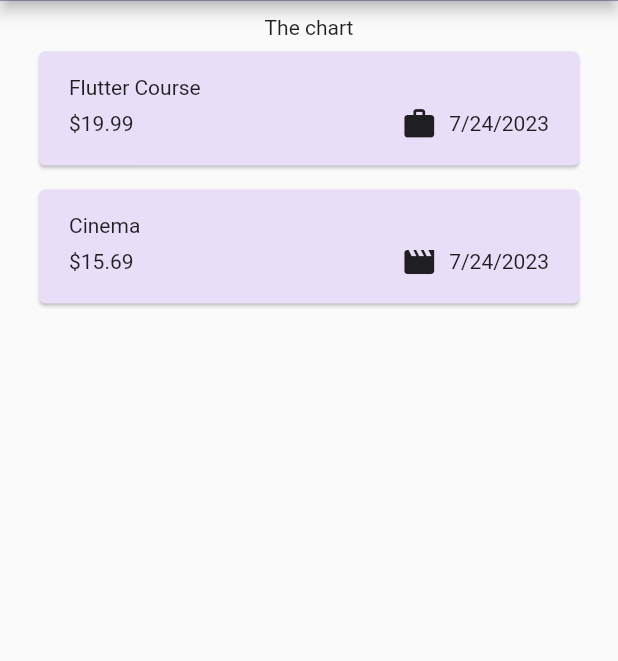
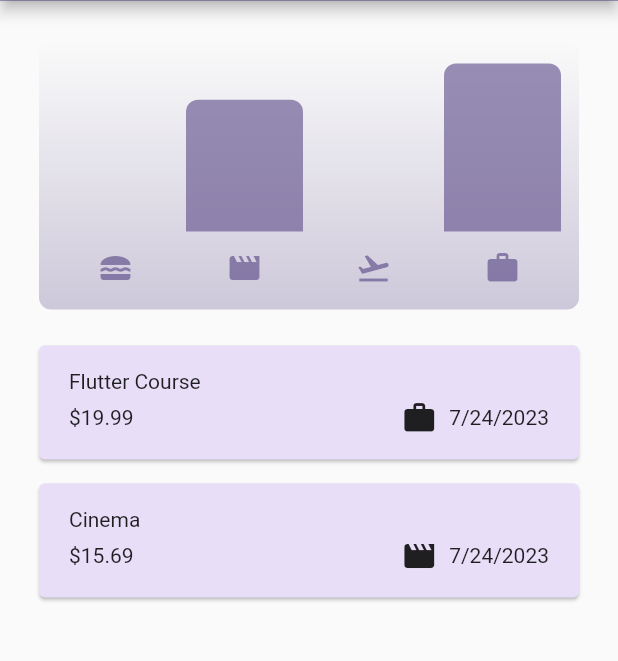
Before and after one commit to NielsLouwes/expense-tracker, a Flutter app: the screen it shows after launch, on a phone screen of 412 x 824 dp, the part 67-728 px from its top. Run offline on Flutter 3.47's test engine with Material 2 defaults, Android fonts, the light colour scheme and no system bars.

Commit message:
added charts

```diff
--- a/lib/models/expense_model.dart
+++ b/lib/models/expense_model.dart
@@ -43,3 +43,26 @@
     return 'Expense(title: $title, amount: $amount, date: $date, category: $category)';
   }
 }
+
+// ExpenseBucket is for showing our graph data, which adds up all expenses of each category
+class ExpenseBucket {
+  const ExpenseBucket({required this.category, required this.expenses});
+
+  // 2nd constructor responsible for filtering per category
+  ExpenseBucket.forCategory(List<Expense> allExpenses, this.category)
+      : expenses = allExpenses
+            .where((expense) => expense.category == category)
+            .toList();
+
+  final Category category;
+  final List<Expense> expenses;
+
+  double get totalExpenses {
+    double sum = 0;
+
+    for (final expense in expenses) {
+      sum += expense.amount; // sum  = sum + expense.amount;
+    }
+    return sum;
+  }
+}
--- /dev/null
+++ b/lib/widgets/chart/chart.dart
@@ -0,0 +1,95 @@
+import 'package:expsense_tracker/models/expense_model.dart';
+import 'package:flutter/material.dart';
+
+import 'package:expsense_tracker/widgets/chart/chart_bar.dart';
+
+class Chart extends StatelessWidget {
+  const Chart({super.key, required this.expenses});
+
+  final List<Expense> expenses;
+
+  List<ExpenseBucket> get buckets {
+    return [
+      ExpenseBucket.forCategory(expenses, Category.food),
+      ExpenseBucket.forCategory(expenses, Category.leisure),
+      ExpenseBucket.forCategory(expenses, Category.travel),
+      ExpenseBucket.forCategory(expenses, Category.work),
+    ];
+  }
+
+  double get maxTotalExpense {
+    double maxTotalExpense = 0;
+
+    for (final bucket in buckets) {
+      if (bucket.totalExpenses > maxTotalExpense) {
+        maxTotalExpense = bucket.totalExpenses;
+      }
+    }
+
+    return maxTotalExpense;
+  }
+
+  @override
+  Widget build(BuildContext context) {
+    final isDarkMode =
+        MediaQuery.of(context).platformBrightness == Brightness.dark;
+    return Container(
+      margin: const EdgeInsets.all(16),
+      padding: const EdgeInsets.symmetric(
+        vertical: 16,
+        horizontal: 8,
+      ),
+      width: double.infinity,
+      height: 180,
+      decoration: BoxDecoration(
+        borderRadius: BorderRadius.circular(8),
+        gradient: LinearGradient(
+          colors: [
+            Theme.of(context).colorScheme.primary.withOpacity(0.3),
+            Theme.of(context).colorScheme.primary.withOpacity(0.0)
+          ],
+          begin: Alignment.bottomCenter,
+          end: Alignment.topCenter,
+        ),
+      ),
+      child: Column(
+        children: [
+          Expanded(
+            child: Row(
+              crossAxisAlignment: CrossAxisAlignment.end,
+              children: [
+                for (final bucket in buckets) // alternative to map()
+                  ChartBar(
+                    fill: bucket.totalExpenses == 0
+                        ? 0
+                        : bucket.totalExpenses / maxTotalExpense,
+                  )
+              ],
+            ),
+          ),
+          const SizedBox(height: 12),
+          Row(
+            children: buckets
+                .map(
+                  (bucket) => Expanded(
+                    child: Padding(
+                      padding: const EdgeInsets.symmetric(horizontal: 4),
+                      child: Icon(
+                        categoryIcons[bucket.category],
+                        color: isDarkMode
+                            ? Theme.of(context).colorScheme.secondary
+                            : Theme.of(context)
+                                .colorScheme
+                                .primary
+                                .withOpacity(0.7),
+                      ),
+                    ),
+                  ),
+                )
+                .toList(),
+          )
+        ],
+      ),
+    );
+  }
+}
--- /dev/null
+++ b/lib/widgets/chart/chart_bar.dart
@@ -0,0 +1,34 @@
+import 'package:flutter/material.dart';
+
+class ChartBar extends StatelessWidget {
+  const ChartBar({
+    super.key,
+    required this.fill,
+  });
+
+  final double fill;
+
+  @override
+  Widget build(BuildContext context) {
+    final isDarkMode =
+        MediaQuery.of(context).platformBrightness == Brightness.dark;
+    return Expanded(
+      child: Padding(
+        padding: const EdgeInsets.symmetric(horizontal: 4),
+        child: FractionallySizedBox(
+          heightFactor: fill,
+          child: DecoratedBox(
+            decoration: BoxDecoration(
+              shape: BoxShape.rectangle,
+              borderRadius:
+                  const BorderRadius.vertical(top: Radius.circular(8)),
+              color: isDarkMode
+                  ? Theme.of(context).colorScheme.secondary
+                  : Theme.of(context).colorScheme.primary.withOpacity(0.65),
+            ),
+          ),
+        ),
+      ),
+    );
+  }
+}
--- a/lib/widgets/expenses.dart
+++ b/lib/widgets/expenses.dart
@@ -1,4 +1,5 @@
 import 'package:expsense_tracker/models/expense_model.dart';
+import 'package:expsense_tracker/widgets/chart/chart.dart';
 import 'package:expsense_tracker/widgets/expenses_list.dart';
 import 'package:expsense_tracker/widgets/new_expense.dart';
 import 'package:flutter/material.dart';
@@ -98,7 +99,7 @@
         padding: const EdgeInsets.all(10.0),
         child: Column(
           children: [
-            const Text("The chart"),
+            Chart(expenses: _registeredExpenses),
             Expanded(child: mainContent),
           ],
         ),
--- a/lib/widgets/new_expense.dart
+++ b/lib/widgets/new_expense.dart
@@ -158,7 +158,6 @@
                 onPressed: _submitExpenseData,
                 child: const Text(
                   'Save Expense',
-                  style: TextStyle(color: Colors.black),
                 ),
               ),
             ],
```
